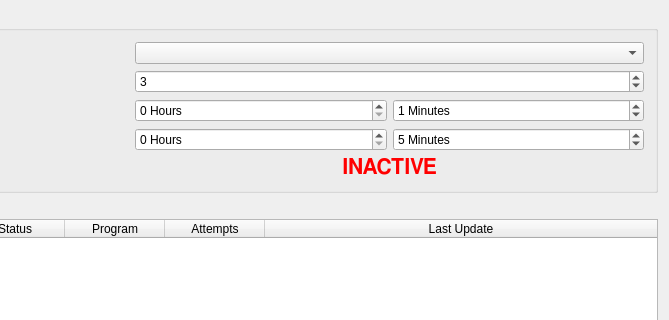
spenserlee/passwd-guess-monitor, file passwd-guess-monitor/mainwindow.ui: the form before one commit; both pictures show x 147 to 816 and y 0 to 320 of the 816 by 553 pixel window.
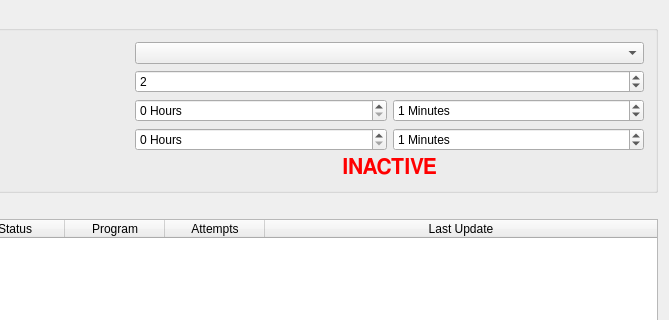
The form after the commit.

Commit message: fix unblock timeout command and unblock on daemon exit

What changed in the file:
```diff
--- a/passwd-guess-monitor/mainwindow.ui
+++ b/passwd-guess-monitor/mainwindow.ui
@@ -58,7 +58,7 @@
        <item row="1" column="1" colspan="2">
         <widget class="QSpinBox" name="permittedAttempts">
          <property name="value">
-          <number>3</number>
+          <number>2</number>
          </property>
         </widget>
        </item>
@@ -74,7 +74,7 @@
           <number>60</number>
          </property>
          <property name="value">
-          <number>5</number>
+          <number>1</number>
          </property>
         </widget>
        </item>
```
The commit also changes 2 other files.
